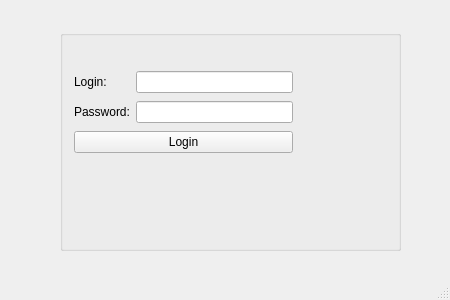
Qt form BankManagment/LoginWindow.ui (jaroslawroszyk/BankManagment-Qt) before a commit.
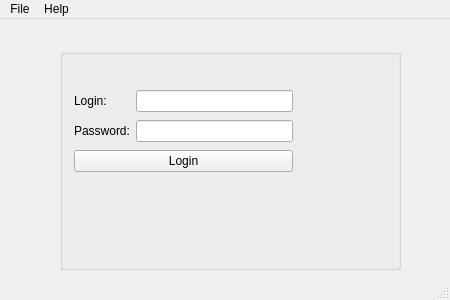
The same form after that commit. Icons and pictures are not drawn.

What changed in the file:
```diff
--- a/BankManagment/LoginWindow.ui
+++ b/BankManagment/LoginWindow.ui
@@ -83,6 +83,19 @@
      <height>22</height>
     </rect>
    </property>
+   <widget class="QMenu" name="menuHelp">
+    <property name="title">
+     <string>Help</string>
+    </property>
+   </widget>
+   <widget class="QMenu" name="menuFile">
+    <property name="title">
+     <string>File</string>
+    </property>
+    <addaction name="actionExit"/>
+   </widget>
+   <addaction name="menuFile"/>
+   <addaction name="menuHelp"/>
   </widget>
   <widget class="QStatusBar" name="statusbar"/>
   <action name="actionk">
```
Left out of the diff: 12 changed lines with no effect on the pictures.
